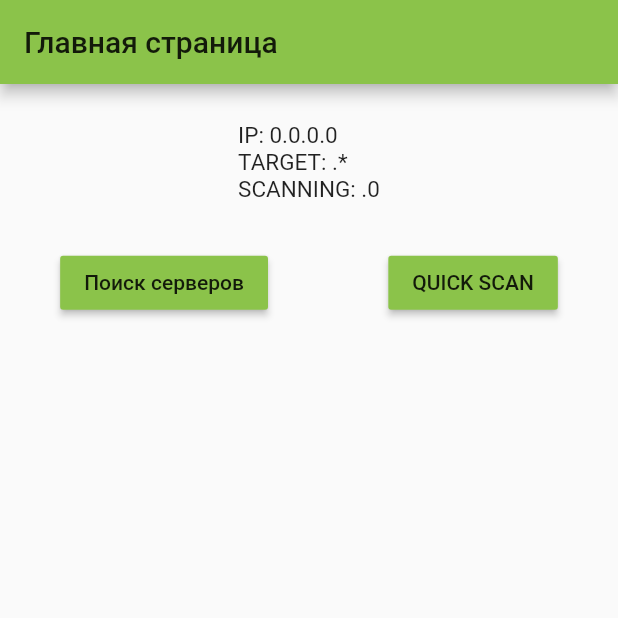
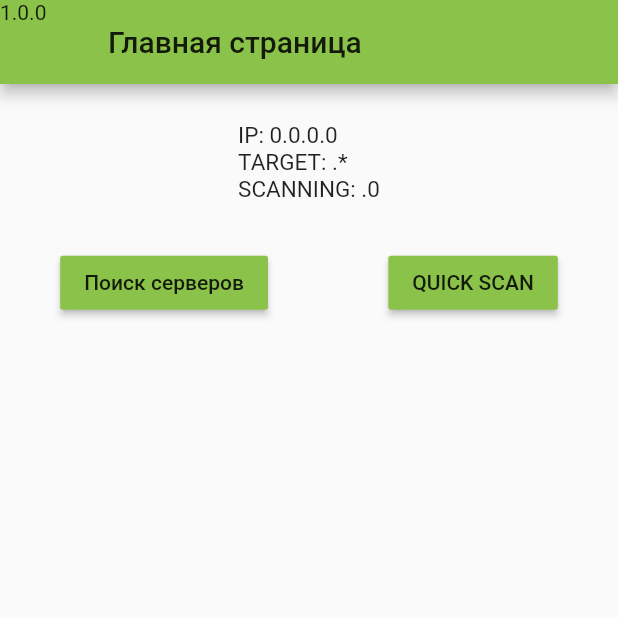
Before and after one commit to OpenRbt/mobile-wash-control, a Flutter app: the screen it shows after launch, on a phone screen of 412 x 824 dp, the top half of it. Run offline on Flutter 3.47's test engine with Material 2 defaults, Android fonts, the phone set to English and light mode, and no system bars; missing offline and left inert: wifi; accounts and stored records are empty.

Commit message:
AppVersion | Updated apk

```diff
--- a/lib/CommonElements.dart
+++ b/lib/CommonElements.dart
@@ -216,6 +216,7 @@ void showInfoSnackBar(GlobalKey<ScaffoldState> scaffoldKey,
 }
 
 class DefaultConfig {
+  static final appVersion = "1.0.0";
   static final Map<String, StationsDefaultConfig> configs = {
     "Wash": StationsDefaultConfig([
       _getProgram(1, "wsh-water", 25, false, 100, 100, [
--- a/lib/main.dart
+++ b/lib/main.dart
@@ -1,6 +1,7 @@
 import 'dart:collection';
 import 'dart:core';
 import 'dart:io';
+import 'package:mobile_wash_control/CommonElements.dart';
 import 'package:mobile_wash_control/desktop/DAccountsMenu.dart';
 import 'package:mobile_wash_control/desktop/DAccountsMenuAdd.dart';
 import 'package:mobile_wash_control/desktop/DAccountsMenuEdit.dart';
@@ -298,7 +299,8 @@ class _MyHomePageState extends State<MyHomePage> {
   @override
   Widget build(BuildContext context) {
     var appBar = AppBar(
-      title: Text(widget.title),
+      title: Text("${widget.title}"),
+      leading: Text("${DefaultConfig.appVersion}"),
     );
 
     var screenW = MediaQuery.of(context).size.width;
```
